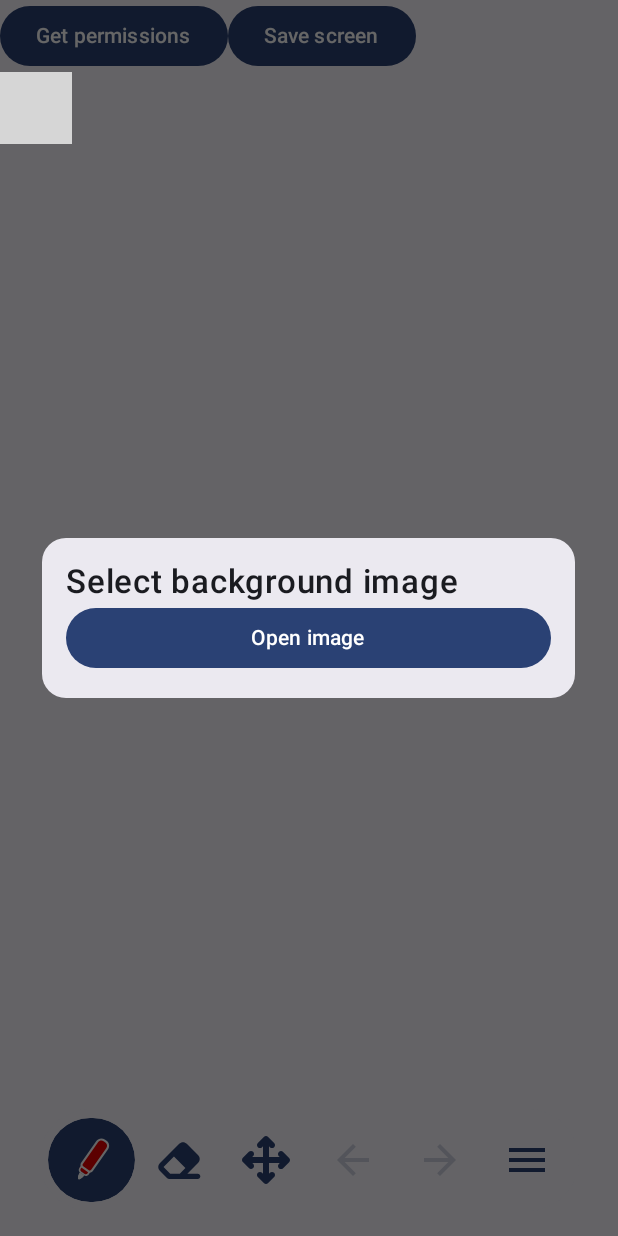
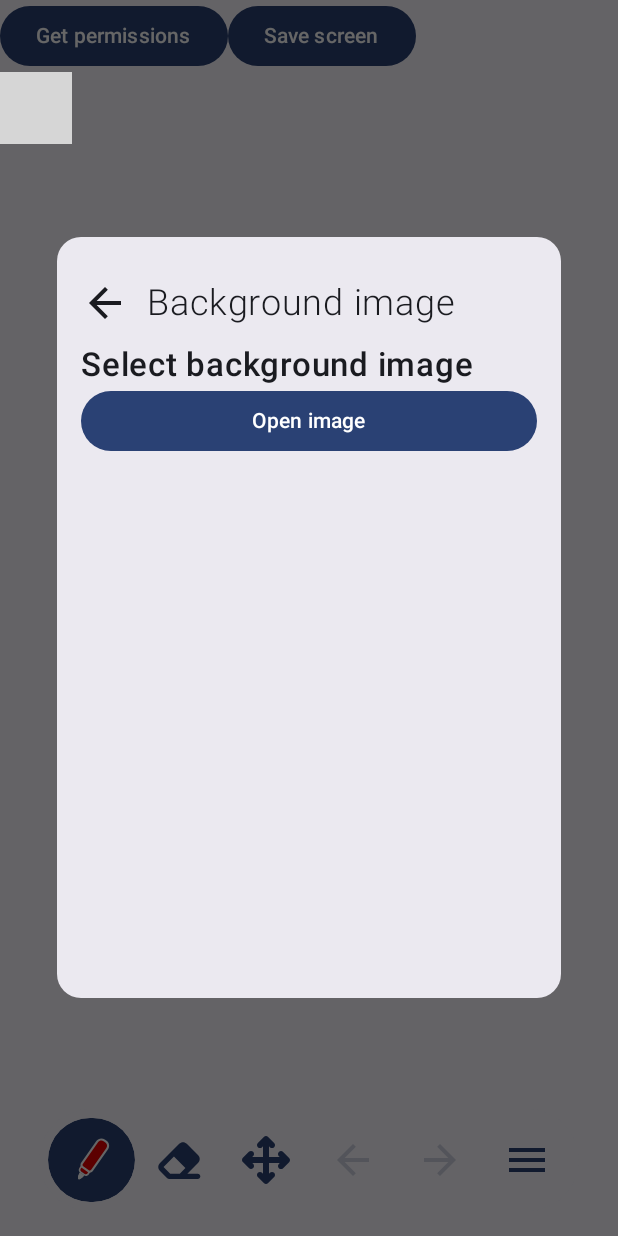
Before and after one commit to robothaver/KanDraw, an Android app built with Jetpack Compose: the screen it shows after launch (MainActivity), after a tap on "Import background image", on a phone screen of 412 x 824 dp. Run offline under Robolectric (Android 15) with nearby library versions, the phone set to English and light mode, and no system bars; libraries missing offline, so code that uses them is left out: dev.shreyaspatil.capturable; 2 statements that could not run were skipped; grey boxes are pictures that could not be loaded.

Commit message:
Created header for preferences dialog

```diff
--- a/app/src/main/java/com/robothaver/kandraw/dialogs/DialogSizeUtil.kt
+++ b/app/src/main/java/com/robothaver/kandraw/dialogs/DialogSizeUtil.kt
@@ -21,3 +21,22 @@
             Size(0.85f, 0.9f)
     }
 }
+
+fun getSettingsDialogSize(screenWidthInfo: WindowType, screenHeightInfo: WindowType): Size {
+    return when {
+        // Mobile medium vertical layout
+        screenWidthInfo == WindowType.Compact && screenHeightInfo == WindowType.Medium ->
+            Size(0.8f, 0.6f)
+        // Mobile expanded vertical layout
+        screenWidthInfo == WindowType.Compact && screenHeightInfo == WindowType.Expanded ->
+            Size(0.8f, 0.6f)
+        // Tablet horizontal
+        screenWidthInfo == WindowType.Expanded && screenHeightInfo == WindowType.Medium ->
+            Size(0.85f, 0.6f)
+        // Tablet vertical
+        screenWidthInfo == WindowType.Medium && screenHeightInfo == WindowType.Expanded ->
+            Size(0.85f, 0.45f)
+        else ->
+            Size(0.85f, 0.9f)
+    }
+}
--- /dev/null
+++ b/app/src/main/java/com/robothaver/kandraw/dialogs/preferencesDialog/Header.kt
@@ -0,0 +1,55 @@
+package com.robothaver.kandraw.dialogs.preferencesDialog
+
+import androidx.compose.foundation.clickable
+import androidx.compose.foundation.layout.Row
+import androidx.compose.foundation.layout.fillMaxWidth
+import androidx.compose.foundation.layout.padding
+import androidx.compose.foundation.layout.size
+import androidx.compose.foundation.shape.CircleShape
+import androidx.compose.material.icons.Icons
+import androidx.compose.material.icons.automirrored.filled.ArrowBack
+import androidx.compose.material3.Icon
+import androidx.compose.material3.Text
+import androidx.compose.runtime.Composable
+import androidx.compose.ui.Alignment
+import androidx.compose.ui.Modifier
+import androidx.compose.ui.draw.clip
+import androidx.compose.ui.text.font.FontWeight
+import androidx.compose.ui.unit.dp
+import androidx.compose.ui.unit.sp
+import java.util.Locale
+
+@Composable
+fun PreferencesHeader(currentRoute: String, onNavigate: () -> Unit) {
+    if (currentRoute != Screen.MainScreen.route && !currentRoute.contains(Screen.CustomColorSelector.route)) {
+        Row(
+            modifier = Modifier
+                .fillMaxWidth()
+                .padding(vertical = 12.dp),
+            verticalAlignment = Alignment.CenterVertically
+        ) {
+            Icon(
+                Icons.AutoMirrored.Filled.ArrowBack,
+                contentDescription = null,
+                modifier = Modifier
+                    .size(32.dp)
+                    .clip(CircleShape)
+                    .clickable {
+                        onNavigate()
+                    })
+            Text(
+                text = formatTitle(currentRoute),
+                fontSize = 24.sp,
+                fontWeight = FontWeight.Light,
+                modifier = Modifier.padding(horizontal = 12.dp)
+            )
+        }
+    }
+}
+
+private fun formatTitle(title: String): String {
+    return title.replace("_", " ")
+        .replaceFirstChar {
+            if (it.isLowerCase()) it.titlecase(Locale.getDefault()) else it.toString()
+        }
+}
--- a/app/src/main/java/com/robothaver/kandraw/dialogs/preferencesDialog/PreferencesDialog.kt
+++ b/app/src/main/java/com/robothaver/kandraw/dialogs/preferencesDialog/PreferencesDialog.kt
@@ -2,14 +2,17 @@ package com.robothaver.kandraw.dialogs.preferencesDialog
 
 import androidx.activity.compose.rememberLauncherForActivityResult
 import androidx.activity.result.contract.ActivityResultContracts
+import androidx.compose.animation.AnimatedContentTransitionScope
 import androidx.compose.animation.EnterTransition
 import androidx.compose.animation.ExitTransition
+import androidx.compose.animation.core.LinearEasing
 import androidx.compose.animation.core.tween
 import androidx.compose.animation.fadeIn
 import androidx.compose.animation.fadeOut
 import androidx.compose.animation.slideInHorizontally
 import androidx.compose.animation.slideOutHorizontally
 import androidx.compose.foundation.layout.Column
+import androidx.compose.foundation.layout.fillMaxHeight
 import androidx.compose.foundation.layout.fillMaxSize
 import androidx.compose.foundation.layout.fillMaxWidth
 import androidx.compose.foundation.layout.size
@@ -18,6 +21,9 @@ import androidx.compose.foundation.verticalScroll
 import androidx.compose.material3.Button
 import androidx.compose.material3.Text
 import androidx.compose.runtime.Composable
+import androidx.compose.runtime.derivedStateOf
+import androidx.compose.runtime.getValue
+import androidx.compose.runtime.remember
 import androidx.compose.ui.Modifier
 import androidx.compose.ui.text.font.FontWeight
 import androidx.compose.ui.unit.dp
@@ -25,9 +31,11 @@ import androidx.compose.ui.unit.sp
 import androidx.navigation.NavType
 import androidx.navigation.compose.NavHost
 import androidx.navigation.compose.composable
+import androidx.navigation.compose.currentBackStackEntryAsState
 import androidx.navigation.compose.rememberNavController
 import androidx.navigation.navArgument
 import com.robothaver.kandraw.composables.customColorPicker.CustomColorPicker
+import com.robothaver.kandraw.dialogs.getSettingsDialogSize
 import com.robothaver.kandraw.dialogs.preferencesDialog.pages.backgroundSettings.BackgroundSettings
 import com.robothaver.kandraw.dialogs.preferencesDialog.pages.mainScreen.MainScreen
 import com.robothaver.kandraw.domain.canvasController.CanvasController
@@ -47,18 +55,60 @@ fun PreferencesDialog(
         ColorPickerData(viewModel.gridSettings.value.smallCellColor, ColorPickerIds.SmallGridColor),
         ColorPickerData(viewModel.gridSettings.value.largeCellColor, ColorPickerIds.LargeGridColor)
     )
+    val size = getSettingsDialogSize(windowInfo.screenWidthInfo, windowInfo.screenHeightInfo)
+    val currentBackStackEntry by navController.currentBackStackEntryAsState()
+    val currentRoute by remember { derivedStateOf { currentBackStackEntry?.destination?.route ?: "main" } }
     Column(
         modifier = Modifier
-            .fillMaxWidth(0.85f)
-            .verticalScroll(rememberScrollState()),
+            .fillMaxWidth(size.width)
+            .fillMaxHeight(size.height),
+    ) {
+        PreferencesHeader(currentRoute = currentRoute) {
+            navController.navigate(Screen.MainScreen.route)
+        }
+        Column(modifier = Modifier
+            .fillMaxSize()
+            .verticalScroll(rememberScrollState())
         ) {
             NavHost(
                 navController = navController,
                 startDestination = Screen.MainScreen.route,
-            enterTransition = { enterTransition(false) },
-            exitTransition = { exitTransition(true) },
-            popEnterTransition = { enterTransition(true) },
-            popExitTransition = { exitTransition(false) }
+                enterTransition = {
+                    slideIntoContainer(
+                        towards = AnimatedContentTransitionScope.SlideDirection.Left,
+                        animationSpec = tween(
+                            durationMillis = 400,
+                            easing = LinearEasing
+                        )
+                    )
+                },
+                exitTransition = {
+                    slideOutOfContainer(
+                        towards = AnimatedContentTransitionScope.SlideDirection.Left,
+                        animationSpec = tween(
+                            durationMillis = 400,
+                            easing = LinearEasing
+                        )
+                    )
+                },
+                popEnterTransition = {
+                    slideIntoContainer(
+                        towards = AnimatedContentTransitionScope.SlideDirection.Right,
+                        animationSpec = tween(
+                            durationMillis = 400,
+                            easing = LinearEasing
+                        )
+                    )
+                },
+                popExitTransition = {
+                    slideOutOfContainer(
+                        towards = AnimatedContentTransitionScope.SlideDirection.Right,
+                        animationSpec = tween(
+                            durationMillis = 400,
+                            easing = LinearEasing
+                        )
+                    )
+                }
             ) {
                 composable(route = Screen.MainScreen.route) {
                     MainScreen {
@@ -167,27 +217,24 @@ fun PreferencesDialog(
             }
         }
     }
+}
 
 fun exitTransition(reversed: Boolean): ExitTransition {
     return fadeOut(tween(300)) + slideOutHorizontally(
-        tween(350)
-    ) {
-        if (reversed) {
-            -it / 2
-        } else {
-            it / 2
-        }
-    }
+        targetOffsetX = { if (reversed) -300 else 300 },
+        animationSpec = tween(
+            durationMillis = 400,
+            easing = LinearEasing
+        )
+    )
 }
 
 fun enterTransition(reversed: Boolean): EnterTransition {
     return fadeIn(tween(300)) + slideInHorizontally(
-        tween(350)
-    ) {
-        if (reversed) {
-            -it / 2
-        } else {
-            it / 2
+        initialOffsetX = { if (reversed) -300 else 300 },
+        animationSpec = tween(
+            durationMillis = 400,
+            easing = LinearEasing
+        )
+    )
 }
-    }
-}
--- a/app/src/main/java/com/robothaver/kandraw/dialogs/preferencesDialog/Screen.kt
+++ b/app/src/main/java/com/robothaver/kandraw/dialogs/preferencesDialog/Screen.kt
@@ -1,10 +1,10 @@
 package com.robothaver.kandraw.dialogs.preferencesDialog
 
 sealed class Screen(val route: String) {
-    object MainScreen: Screen("main_screen")
-    object ToolbarPreferencesScreen: Screen("toolbar_preferences_screen")
-    object BackgroundImageScreen: Screen("background_image_screen")
-    object SaveDrawing: Screen("save_drawing_screen")
+    object MainScreen: Screen("main")
+    object ToolbarPreferencesScreen: Screen("toolbar_preferences")
+    object BackgroundImageScreen: Screen("background_image")
+    object SaveDrawing: Screen("save_drawing")
     object Other: Screen("other_screen")
     object GridSettings: Screen("grid_settings")
     object CustomColorSelector: Screen("custom_color_selector")
--- a/app/src/main/java/com/robothaver/kandraw/dialogs/preferencesDialog/pages/backgroundSettings/BackgroundSettings.kt
+++ b/app/src/main/java/com/robothaver/kandraw/dialogs/preferencesDialog/pages/backgroundSettings/BackgroundSettings.kt
@@ -1,7 +1,9 @@
 package com.robothaver.kandraw.dialogs.preferencesDialog.pages.backgroundSettings
 
+import androidx.compose.foundation.background
 import androidx.compose.foundation.layout.Arrangement
 import androidx.compose.foundation.layout.Column
+import androidx.compose.foundation.layout.fillMaxSize
 import androidx.compose.foundation.layout.fillMaxWidth
 import androidx.compose.material3.FilledTonalButton
 import androidx.compose.material3.HorizontalDivider
@@ -22,7 +24,7 @@ fun BackgroundSettings(
     gridSettings: MutableState<GridSettings>,
     changePage: (route: String) -> Unit
 ) {
-    Column(verticalArrangement = Arrangement.spacedBy(12.dp)) {
+    Column(verticalArrangement = Arrangement.spacedBy(12.dp), modifier = Modifier.fillMaxSize().background(Color.Green)) {
         ColorChanger(color = backgroundColor, title = "Background color") {
             changePage("${Screen.CustomColorSelector.route}/BackgroundColor")
         }
--- a/app/src/main/java/com/robothaver/kandraw/dialogs/preferencesDialog/pages/mainScreen/MainScreen.kt
+++ b/app/src/main/java/com/robothaver/kandraw/dialogs/preferencesDialog/pages/mainScreen/MainScreen.kt
@@ -1,9 +1,11 @@
 package com.robothaver.kandraw.dialogs.preferencesDialog.pages.mainScreen
 
+import androidx.compose.foundation.background
 import androidx.compose.foundation.clickable
 import androidx.compose.foundation.layout.Column
 import androidx.compose.foundation.layout.Row
 import androidx.compose.foundation.layout.Spacer
+import androidx.compose.foundation.layout.fillMaxSize
 import androidx.compose.foundation.layout.fillMaxWidth
 import androidx.compose.foundation.layout.height
 import androidx.compose.foundation.layout.padding
@@ -20,6 +22,7 @@ import androidx.compose.runtime.remember
 import androidx.compose.ui.Alignment
 import androidx.compose.ui.Modifier
 import androidx.compose.ui.draw.clip
+import androidx.compose.ui.graphics.Color
 import androidx.compose.ui.res.painterResource
 import androidx.compose.ui.text.font.FontWeight
 import androidx.compose.ui.unit.dp
@@ -30,7 +33,7 @@ fun MainScreen(onNavigate: (route: String) -> Unit) {
     val isClickable = remember {
         mutableStateOf(true)
     }
-    Column {
+    Column(modifier = Modifier.fillMaxSize().background(Color.Red)) {
         menuOptions.forEach { option ->
             Row(
                 modifier = Modifier
--- a/app/src/main/java/com/robothaver/kandraw/viewModel/data/GridSettings.kt
+++ b/app/src/main/java/com/robothaver/kandraw/viewModel/data/GridSettings.kt
@@ -12,5 +12,5 @@ data class GridSettings(
     val smallCellStrokeWidth: Float = 5f,
     val largeCellSize: Int = 5,
     val largeCellColor: PenColor = PenColor(color = Color.White),
-    val largeCellStrokeWidth: Float = 6f
+    val largeCellStrokeWidth: Float = 10f
 )
```
Lines whose indentation alone changed are shown as unchanged.
